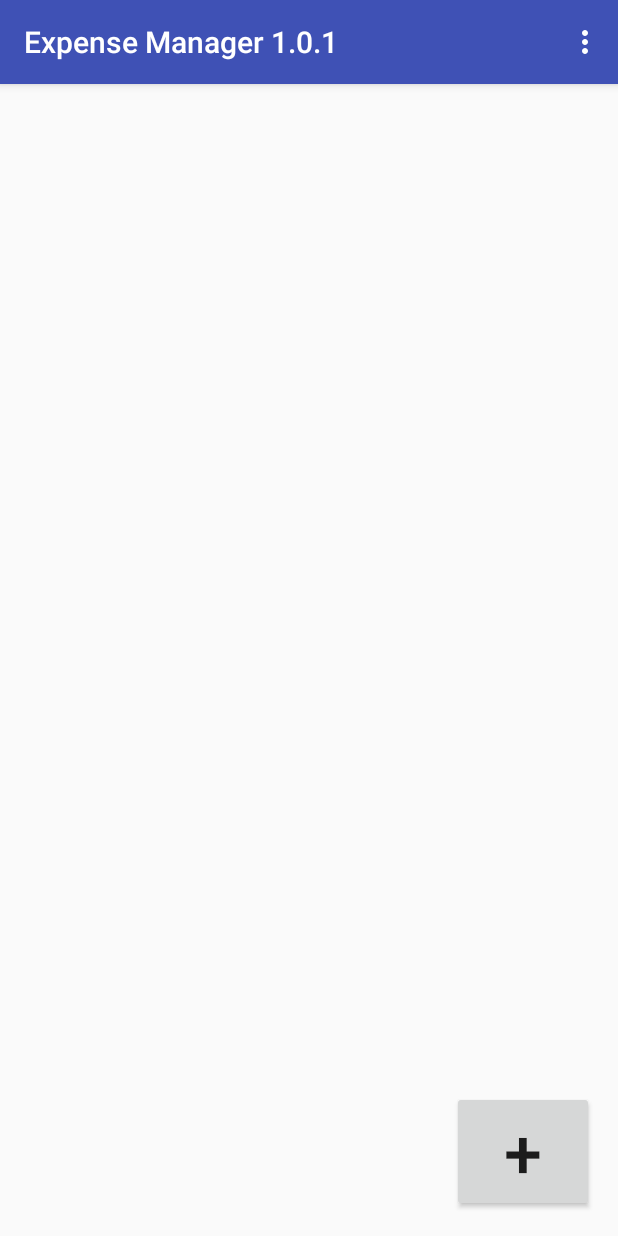
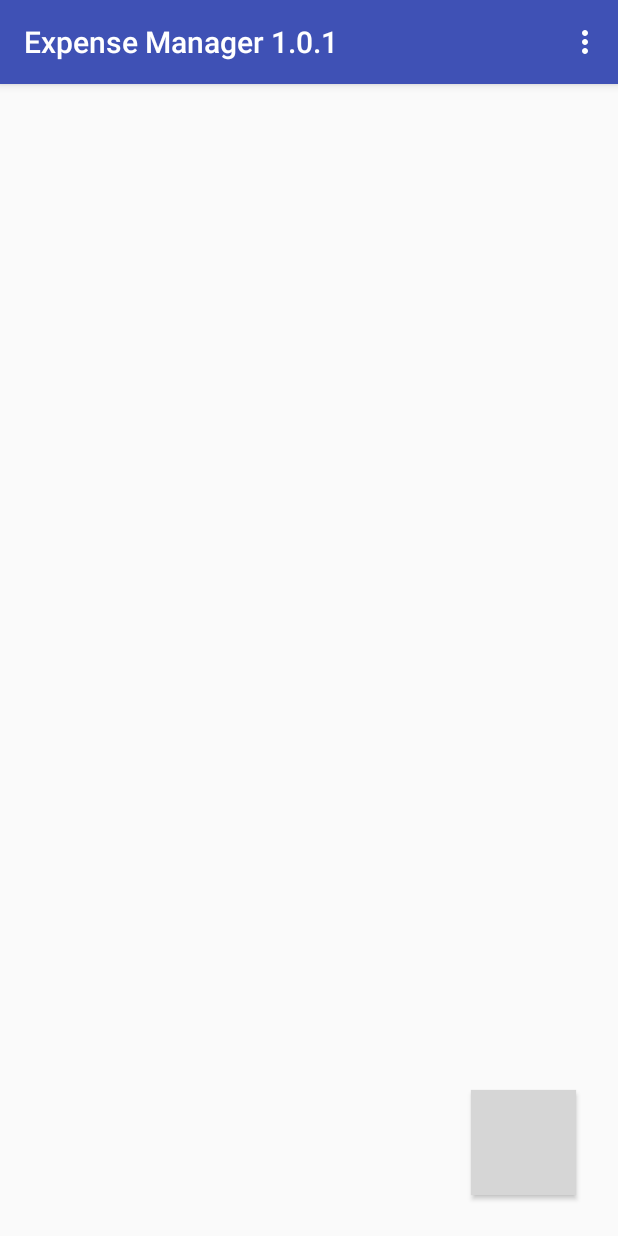
Before and after one commit to alkesh47/Diana, an Android app: the screen it shows after launch (MainActivity), on a phone screen of 412 x 824 dp. Run offline under Robolectric (Android 15) with nearby library versions, the light colour scheme and no system bars; grey boxes are pictures that could not be loaded.

Commit message:
Changed the button shape to circle.

```diff
--- a/app/src/main/res/layout/activity_main.xml
+++ b/app/src/main/res/layout/activity_main.xml
@@ -10,11 +10,16 @@
     tools:context="com.example.alkesh.expensemanager101.MainActivity">
 
     <Button
-        android:layout_width="wrap_content"
-        android:layout_height="wrap_content"
-        android:text="  +  "
+        android:layout_width="70dp"
+        android:layout_height="70dp"
+        android:text="+"
+        android:textColor="#FFFFFF"
+        android:gravity="center"
         android:textSize="45dp"
         android:id="@+id/addbutton"
+        android:background="@drawable/shapechange"
+        android:layout_marginEnd="12dp"
+        android:layout_marginBottom="11dp"
         android:layout_alignParentBottom="true"
         android:layout_alignParentEnd="true" />
 
```
